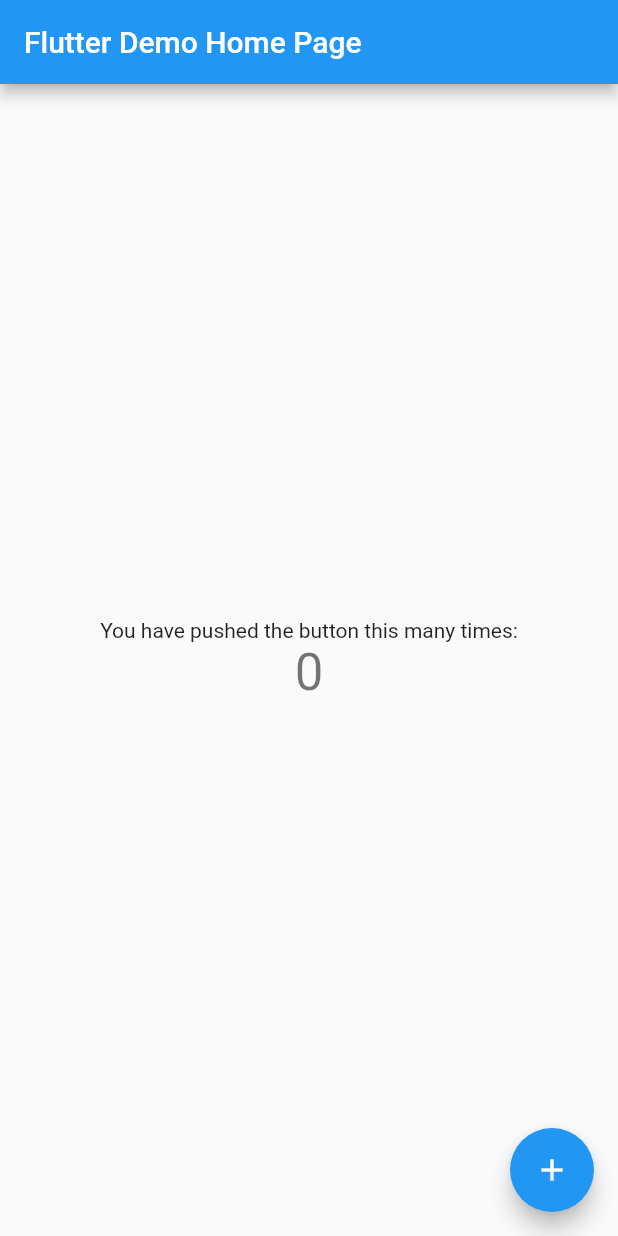
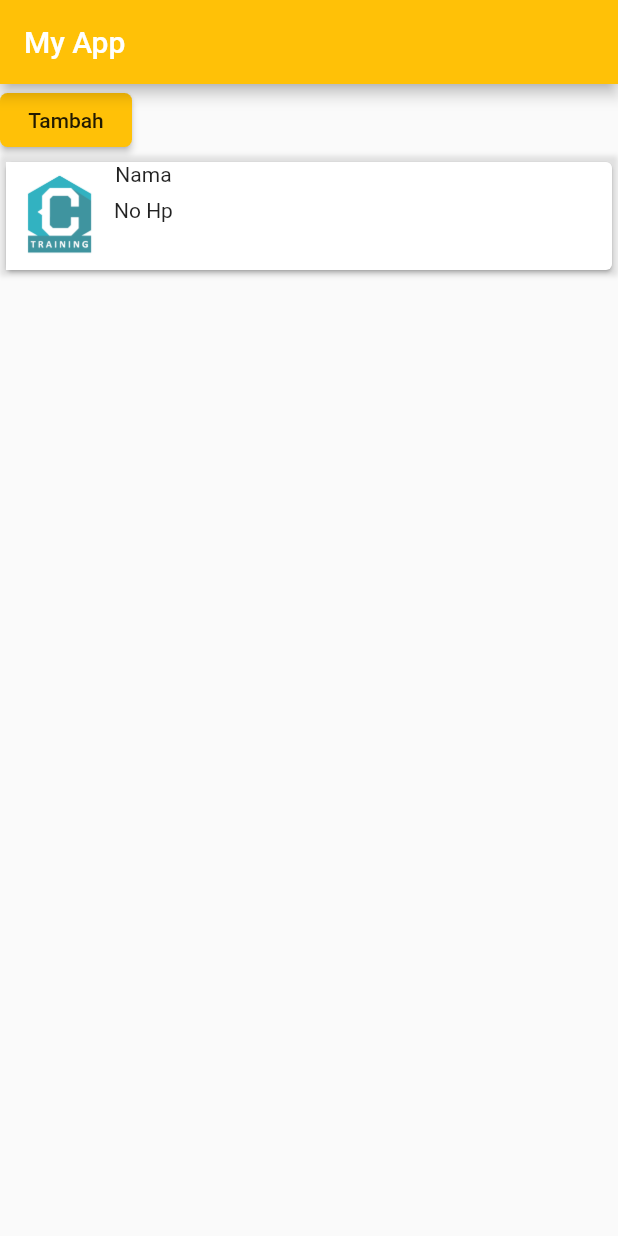
Before and after one commit to exceldeo/FlutterTutorialCrocodic, a Flutter app: the screen it shows after launch, on a phone screen of 412 x 824 dp. Run offline on Flutter 3.47's test engine with Material 2 defaults, Android fonts, the phone set to English and light mode, and no system bars.

Commit message:
img card

```diff
--- /dev/null
+++ b/my_app/lib/homeScreen.dart
@@ -0,0 +1,67 @@
+import 'package:flutter/material.dart';
+
+class HomeScreen extends StatefulWidget {
+  HomeScreen({Key key}) : super(key: key);
+
+  @override
+  _HomeScreenState createState() => _HomeScreenState();
+}
+
+class _HomeScreenState extends State<HomeScreen> {
+  @override
+  Widget build(BuildContext context) {
+    return Scaffold(
+      appBar: AppBar(
+        title: Text("My App"),
+        backgroundColor: Colors.amber,
+      ),
+      // backgroundColor: Colors.white,
+      body: SafeArea(
+          child: Container(
+        child: Column(
+          // mainAxisAlignment: MainAxisAlignment.start,
+          crossAxisAlignment: CrossAxisAlignment.start,
+          children: [
+            RaisedButton(
+                onPressed: () {},
+                child: Text("Tambah"),
+                color: Colors.amber,
+                shape: RoundedRectangleBorder(
+                  borderRadius: BorderRadius.circular(5),
+                  // side: BorderSide(color: Colors.red)
+                )),
+            Container(
+              height: 80,
+              width: double.infinity,
+              decoration: new BoxDecoration(
+                boxShadow: [
+                  new BoxShadow(
+                    color: Colors.black.withOpacity(0.1),
+                    blurRadius: 2.0,
+                  ),
+                ],
+              ),
+              child: Card(
+                // color: Colors.black,
+                child: Row(
+                  children: [
+                    Image.asset('assets/logoCrocodic.png'),
+                    Column(
+                      children: [
+                        Text("Nama"),
+                        SizedBox(
+                          height: 8,
+                        ),
+                        Text("No Hp")
+                      ],
+                    )
+                  ],
+                ),
+              ),
+            )
+          ],
+        ),
+      )),
+    );
+  }
+}
--- a/my_app/lib/main.dart
+++ b/my_app/lib/main.dart
@@ -1,4 +1,7 @@
 import 'package:flutter/material.dart';
+import 'package:my_app/ButtonScreen.dart';
+import 'package:my_app/RowColumnScreen.dart';
+import 'package:my_app/homeScreen.dart';
 
 void main() {
   runApp(MyApp());
@@ -9,7 +12,7 @@ class MyApp extends StatelessWidget {
   @override
   Widget build(BuildContext context) {
     return MaterialApp(
-      title: 'Flutter Demo',
+        title: 'My App',
         theme: ThemeData(
           // This is the theme of your application.
           //
@@ -22,92 +25,6 @@ class MyApp extends StatelessWidget {
           // is not restarted.
           primarySwatch: Colors.blue,
         ),
-      home: MyHomePage(title: 'Flutter Demo Home Page'),
-    );
+        home: HomeScreen());
   }
 }
-
-class MyHomePage extends StatefulWidget {
-  MyHomePage({Key key, this.title}) : super(key: key);
-
-  // This widget is the home page of your application. It is stateful, meaning
-  // that it has a State object (defined below) that contains fields that affect
-  // how it looks.
-
-  // This class is the configuration for the state. It holds the values (in this
-  // case the title) provided by the parent (in this case the App widget) and
-  // used by the build method of the State. Fields in a Widget subclass are
-  // always marked "final".
-
-  final String title;
-
-  @override
-  _MyHomePageState createState() => _MyHomePageState();
-}
-
-class _MyHomePageState extends State<MyHomePage> {
-  int _counter = 0;
-
-  void _incrementCounter() {
-    setState(() {
-      // This call to setState tells the Flutter framework that something has
-      // changed in this State, which causes it to rerun the build method below
-      // so that the display can reflect the updated values. If we changed
-      // _counter without calling setState(), then the build method would not be
-      // called again, and so nothing would appear to happen.
-      _counter++;
-    });
-  }
-
-  @override
-  Widget build(BuildContext context) {
-    // This method is rerun every time setState is called, for instance as done
-    // by the _incrementCounter method above.
-    //
-    // The Flutter framework has been optimized to make rerunning build methods
-    // fast, so that you can just rebuild anything that needs updating rather
-    // than having to individually change instances of widgets.
-    return Scaffold(
-      appBar: AppBar(
-        // Here we take the value from the MyHomePage object that was created by
-        // the App.build method, and use it to set our appbar title.
-        title: Text(widget.title),
-      ),
-      body: Center(
-        // Center is a layout widget. It takes a single child and positions it
-        // in the middle of the parent.
-        child: Column(
-          // Column is also a layout widget. It takes a list of children and
-          // arranges them vertically. By default, it sizes itself to fit its
-          // children horizontally, and tries to be as tall as its parent.
-          //
-          // Invoke "debug painting" (press "p" in the console, choose the
-          // "Toggle Debug Paint" action from the Flutter Inspector in Android
-          // Studio, or the "Toggle Debug Paint" command in Visual Studio Code)
-          // to see the wireframe for each widget.
-          //
-          // Column has various properties to control how it sizes itself and
-          // how it positions its children. Here we use mainAxisAlignment to
-          // center the children vertically; the main axis here is the vertical
-          // axis because Columns are vertical (the cross axis would be
-          // horizontal).
-          mainAxisAlignment: MainAxisAlignment.center,
-          children: <Widget>[
-            Text(
-              'You have pushed the button this many times:',
-            ),
-            Text(
-              '$_counter',
-              style: Theme.of(context).textTheme.headline4,
-            ),
-          ],
-        ),
-      ),
-      floatingActionButton: FloatingActionButton(
-        onPressed: _incrementCounter,
-        tooltip: 'Increment',
-        child: Icon(Icons.add),
-      ), // This trailing comma makes auto-formatting nicer for build methods.
-    );
-  }
-}
--- a/my_app/pubspec.yaml
+++ b/my_app/pubspec.yaml
@@ -45,9 +45,8 @@ flutter:
   uses-material-design: true
 
   # To add assets to your application, add an assets section, like this:
-  # assets:
-  #   - images/a_dot_burr.jpeg
-  #   - images/a_dot_ham.jpeg
+  assets:
+    - assets/
 
   # An image asset can refer to one or more resolution-specific "variants", see
   # https://flutter.dev/assets-and-images/#resolution-aware.
```
Also changed, not shown: my_app/assets/logoCrocodic.png (added). Lines whose indentation alone changed are shown as unchanged.
